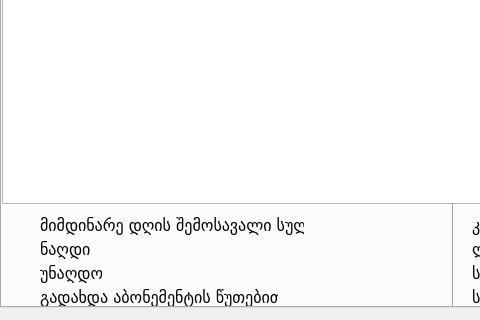
Above: ui/pay.ui from bekashvelidze/renew-commercial before the change; both pictures show x 0 to 480 and y 223 to 543 of the 1012 by 543 pixel window. Below: the same form after it.
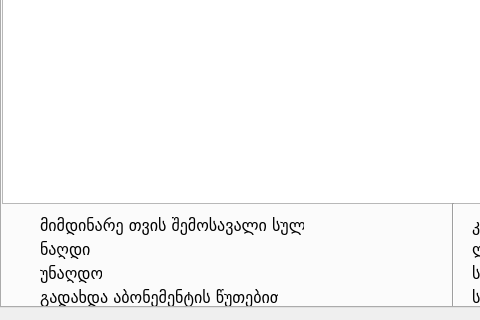
That is the form after the change. The open tabs and pages were chosen to show the change.

Diff of the .ui file:
```diff
--- a/ui/pay.ui
+++ b/ui/pay.ui
@@ -1436,7 +1436,7 @@
       </font>
      </property>
      <property name="text">
-      <string>მიმდინარე დღის შემოსავალი სულ: </string>
+      <string>მიმდინარე თვის შემოსავალი სულ: </string>
      </property>
     </widget>
     <widget class="QLabel" name="card_mon">
```
Left out of the diff: 2 changed lines with no effect on the pictures.
